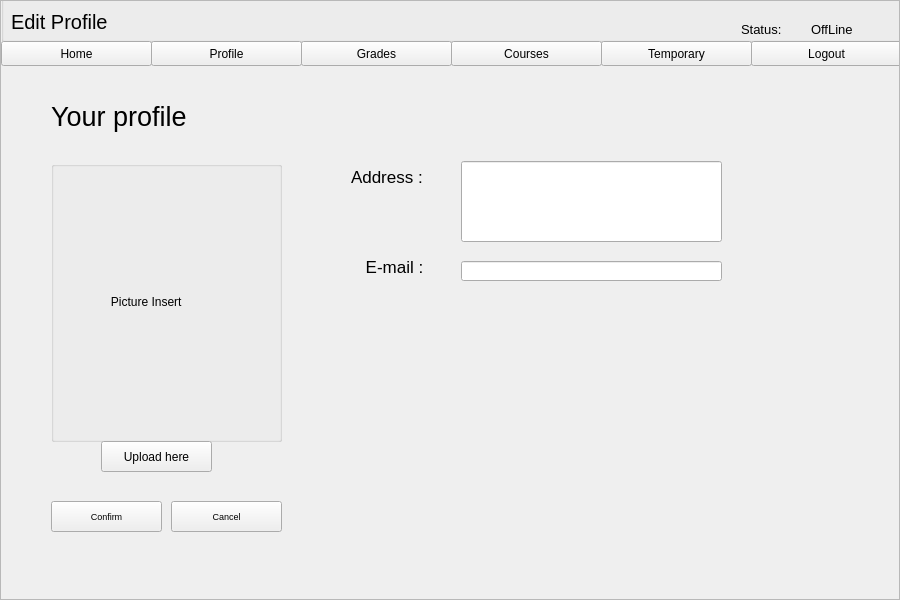
Before: the Qt Designer form resources/UI/EditProfileStudent.ui in Poom1997/gman, drawn with Qt 5.
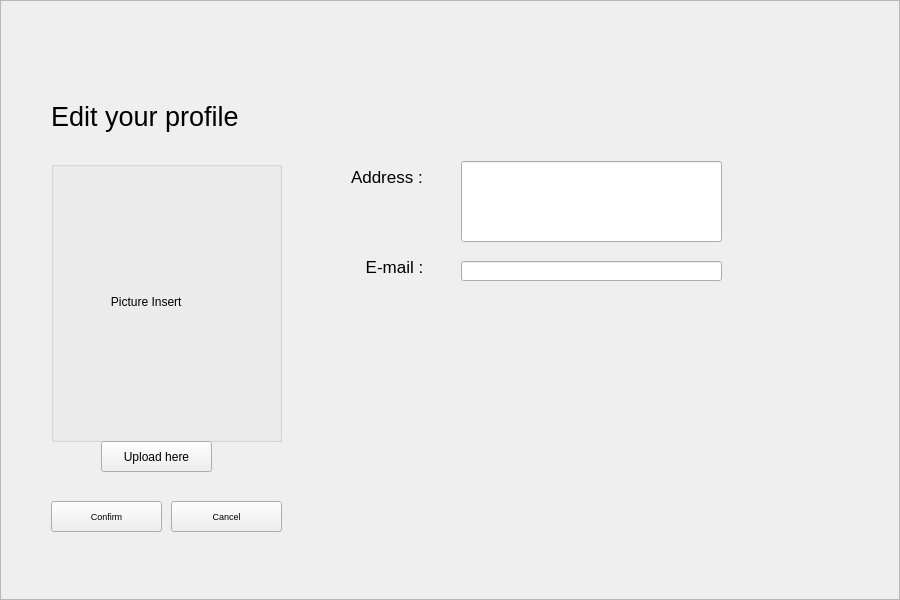
After: the same form once the commit is applied.

Commit message: done multi window

Diff of the .ui file:
```diff
--- a/resources/UI/EditProfileStudent.ui
+++ b/resources/UI/EditProfileStudent.ui
@@ -40,19 +40,6 @@
       <height>598</height>
      </rect>
     </property>
-    <widget class="QGroupBox" name="groupBox_2">
-     <property name="geometry">
-      <rect>
-       <x>0</x>
-       <y>-10</y>
-       <width>901</width>
-       <height>51</height>
-      </rect>
-     </property>
-     <property name="title">
-      <string/>
-     </property>
-    </widget>
     <widget class="QLabel" name="label">
      <property name="geometry">
       <rect>
@@ -68,7 +55,7 @@
       </font>
      </property>
      <property name="text">
-      <string>Your profile</string>
+      <string>Edit your profile</string>
      </property>
     </widget>
     <widget class="QGroupBox" name="groupBox">
@@ -151,84 +138,6 @@
       <string>Confirm</string>
      </property>
     </widget>
-    <widget class="QPushButton" name="gradeButton">
-     <property name="geometry">
-      <rect>
-       <x>300</x>
-       <y>40</y>
-       <width>151</width>
-       <height>25</height>
-      </rect>
-     </property>
-     <property name="text">
-      <string>Grades</string>
-     </property>
-    </widget>
-    <widget class="QPushButton" name="courseButton">
-     <property name="geometry">
-      <rect>
-       <x>450</x>
-       <y>40</y>
-       <width>151</width>
-       <height>25</height>
-      </rect>
-     </property>
-     <property name="text">
-      <string>Courses</string>
-     </property>
-    </widget>
-    <widget class="QPushButton" name="profileButton">
-     <property name="geometry">
-      <rect>
-       <x>150</x>
-       <y>40</y>
-       <width>151</width>
-       <height>25</height>
-      </rect>
-     </property>
-     <property name="text">
-      <string>Profile</string>
-     </property>
-    </widget>
-    <widget class="QPushButton" name="homeButton">
-     <property name="geometry">
-      <rect>
-       <x>0</x>
-       <y>40</y>
-       <width>151</width>
-       <height>25</height>
-      </rect>
-     </property>
-     <property name="text">
-      <string>Home</string>
-     </property>
-    </widget>
-    <widget class="QPushButton" name="temp">
-     <property name="geometry">
-      <rect>
-       <x>600</x>
-       <y>40</y>
-       <width>151</width>
-       <height>25</height>
-      </rect>
-     </property>
-     <property name="text">
-      <string>Temporary</string>
-     </property>
-    </widget>
-    <widget class="QPushButton" name="logoutButton">
-     <property name="geometry">
-      <rect>
-       <x>750</x>
-       <y>40</y>
-       <width>151</width>
-       <height>25</height>
-      </rect>
-     </property>
-     <property name="text">
-      <string>Logout</string>
-     </property>
-    </widget>
     <widget class="QPushButton" name="cancelButton">
      <property name="geometry">
       <rect>
@@ -260,60 +169,6 @@
       <string/>
      </property>
     </widget>
-    <widget class="QLabel" name="label_13">
-     <property name="geometry">
-      <rect>
-       <x>10</x>
-       <y>10</y>
-       <width>181</width>
-       <height>21</height>
-      </rect>
-     </property>
-     <property name="font">
-      <font>
-       <pointsize>15</pointsize>
-      </font>
-     </property>
-     <property name="text">
-      <string>Edit Profile</string>
-     </property>
-    </widget>
-    <widget class="QLabel" name="status_2">
-     <property name="geometry">
-      <rect>
-       <x>810</x>
-       <y>20</y>
-       <width>53</width>
-       <height>16</height>
-      </rect>
-     </property>
-     <property name="font">
-      <font>
-       <pointsize>10</pointsize>
-      </font>
-     </property>
-     <property name="text">
-      <string>OffLine</string>
-     </property>
-    </widget>
-    <widget class="QLabel" name="label_5">
-     <property name="geometry">
-      <rect>
-       <x>740</x>
-       <y>20</y>
-       <width>61</width>
-       <height>16</height>
-      </rect>
-     </property>
-     <property name="font">
-      <font>
-       <pointsize>10</pointsize>
-      </font>
-     </property>
-     <property name="text">
-      <string>Status:</string>
-     </property>
-    </widget>
     <widget class="QPushButton" name="uploadButton">
      <property name="geometry">
       <rect>
```
Left out of the diff: 12 changed lines with no effect on the pictures. The commit also changes 2 other files.
